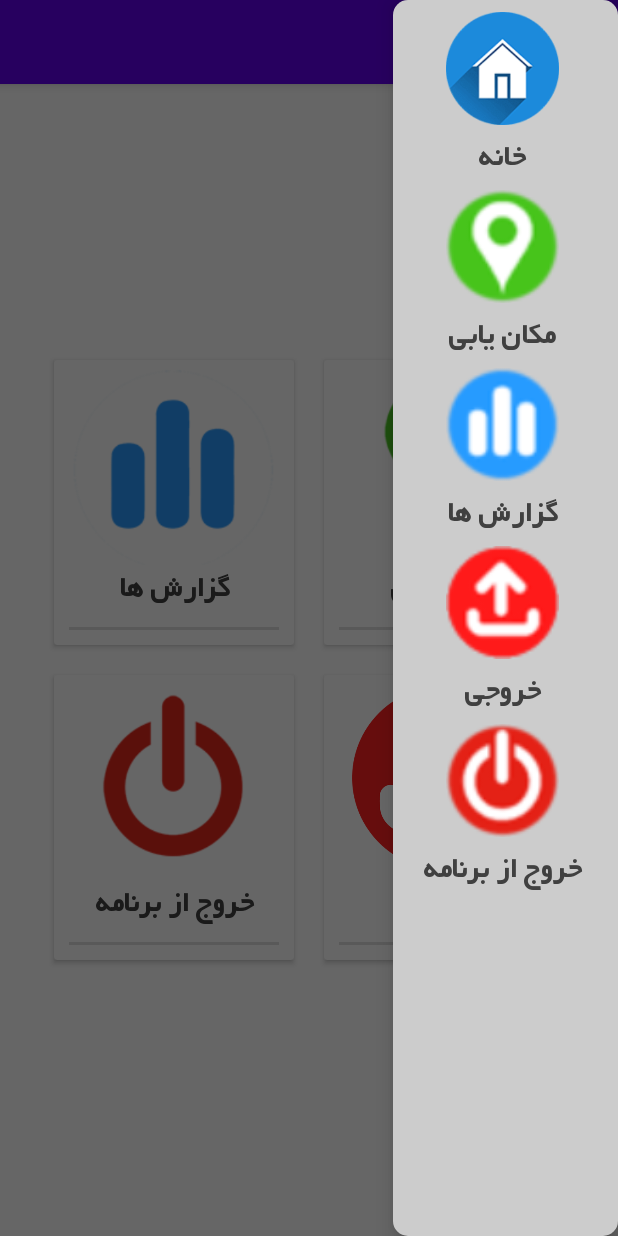
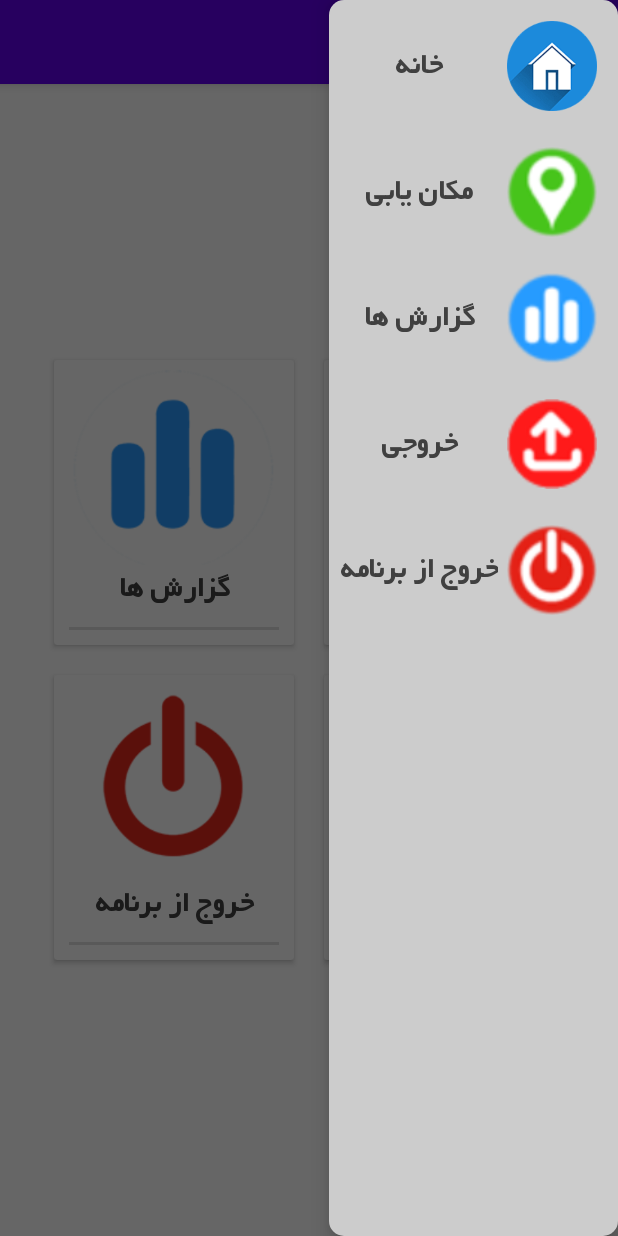
Before and after one commit to iamAliRostami/InitializeGis, an Android app: the MainActivity screen opened directly, with no data from a screen before it, with the side drawer open, on a phone screen of 412 x 824 dp. Run offline under Robolectric (Android 15) with nearby library versions, the phone set to English and light mode, and no system bars; our stand-ins replace Dagger/Hilt's generated code, Room's generated code; libraries missing offline, so code that uses them is left out: com.gun0912.tedpermission, es.dmoral.toasty.

Commit message:
change drawer style.

```diff
--- a/app/src/main/java/com/leon/initialize_gis/adapters/holders/DrawerItemHolder.java
+++ b/app/src/main/java/com/leon/initialize_gis/adapters/holders/DrawerItemHolder.java
@@ -2,7 +2,6 @@ package com.leon.initialize_gis.adapters.holders;
 
 import android.view.View;
 import android.widget.ImageView;
-import android.widget.RelativeLayout;
 import android.widget.TextView;
 
 import androidx.recyclerview.widget.RecyclerView;
@@ -13,12 +12,12 @@ import com.leon.initialize_gis.R;
 public class DrawerItemHolder extends RecyclerView.ViewHolder {
     public final TextView textViewTitle;
     public final ImageView imageViewIcon;
-    public final RelativeLayout relativeLayout;
+    public final androidx.appcompat.widget.LinearLayoutCompat relativeLayout;
 
     public DrawerItemHolder(View viewItem) {
         super(viewItem);
         this.textViewTitle = viewItem.findViewById(R.id.text_view_title);
         this.imageViewIcon = viewItem.findViewById(R.id.image_view_icon);
-        this.relativeLayout = viewItem.findViewById(R.id.relative_layout_background);
+        this.relativeLayout = viewItem.findViewById(R.id.linear_layout_background);
     }
 }
--- a/app/src/main/java/com/leon/initialize_gis/fragments/LoginFragment.java
+++ b/app/src/main/java/com/leon/initialize_gis/fragments/LoginFragment.java
@@ -63,7 +63,6 @@ public class LoginFragment extends Fragment {
                 .concat(" *** ").concat(BuildConfig.VERSION_NAME));
         loadPreference();
         binding.imageViewPassword.setImageResource(R.drawable.img_password);
-        binding.imageViewLogo.setImageResource(R.drawable.img_splash);
         binding.imageViewPerson.setImageResource(R.drawable.img_profile);
         binding.imageViewUsername.setImageResource(R.drawable.img_user);
 
--- a/app/src/main/res/layout/activity_base.xml
+++ b/app/src/main/res/layout/activity_base.xml
@@ -13,17 +13,15 @@
         android:layout_height="match_parent" />
 
     <LinearLayout
-        android:layout_width="150dp"
+        android:layout_width="wrap_content"
         android:layout_height="match_parent"
         android:layout_gravity="start"
-        android:background="@drawable/border_white_3"
-        android:orientation="vertical">
+        android:background="@drawable/border_white_3">
 
         <androidx.recyclerview.widget.RecyclerView
             android:id="@+id/recycler_view"
-            android:layout_width="match_parent"
-            android:layout_height="0dp"
-            android:layout_weight="1"
+            android:layout_width="wrap_content"
+            android:layout_height="match_parent"
             tools:listitem="@layout/item_navigation_drawer" />
     </LinearLayout>
 </androidx.drawerlayout.widget.DrawerLayout>
--- a/app/src/main/res/layout/fragment_login.xml
+++ b/app/src/main/res/layout/fragment_login.xml
@@ -115,15 +115,6 @@
         android:background="@drawable/border"
         android:text="@string/login" />
 
-    <ImageView
-        android:id="@+id/image_view_logo"
-        android:layout_width="match_parent"
-        android:layout_height="@dimen/_100sdp"
-        android:layout_below="@id/button_login"
-        android:layout_marginTop="@dimen/low_dp"
-        android:layout_marginBottom="@dimen/low_dp"
-        android:src="@drawable/img_splash"
-        tools:ignore="ContentDescription" />
 
     <TextView
         android:id="@+id/text_view_version"
--- a/app/src/main/res/layout/item_navigation_drawer.xml
+++ b/app/src/main/res/layout/item_navigation_drawer.xml
@@ -1,19 +1,21 @@
 <?xml version="1.0" encoding="utf-8"?>
-<RelativeLayout xmlns:android="http://schemas.android.com/apk/res/android"
+<androidx.appcompat.widget.LinearLayoutCompat xmlns:android="http://schemas.android.com/apk/res/android"
     xmlns:tools="http://schemas.android.com/tools"
-    android:id="@+id/relative_layout_background"
-    android:layout_width="150dp"
-    android:layout_height="wrap_content">
+    android:id="@+id/linear_layout_background"
+    android:layout_width="match_parent"
+    android:layout_height="wrap_content"
+    android:layout_margin="@dimen/low_dp">
 
     <ImageView
         android:id="@+id/image_view_icon"
-        android:layout_width="150dp"
-        android:layout_height="75dp"
+        android:layout_width="60dp"
+        android:layout_height="60dp"
         android:layout_margin="@dimen/low_dp"
+        android:src="@drawable/tiny_img_home"
         tools:ignore="ContentDescription" />
 
     <TextView
         android:id="@+id/text_view_title"
         style="@style/HomeTitles"
         android:layout_below="@id/image_view_icon" />
-</RelativeLayout>
+</androidx.appcompat.widget.LinearLayoutCompat>
```
